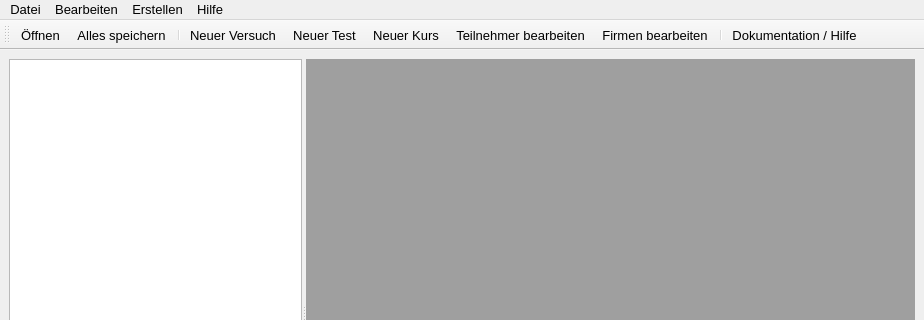
The window that gman/ui/main.ui (Whitie/noten-manager) describes before a commit, drawn with Qt 5; both pictures show x 0 to 924 and y 0 to 320 of the 924 by 600 pixel window.
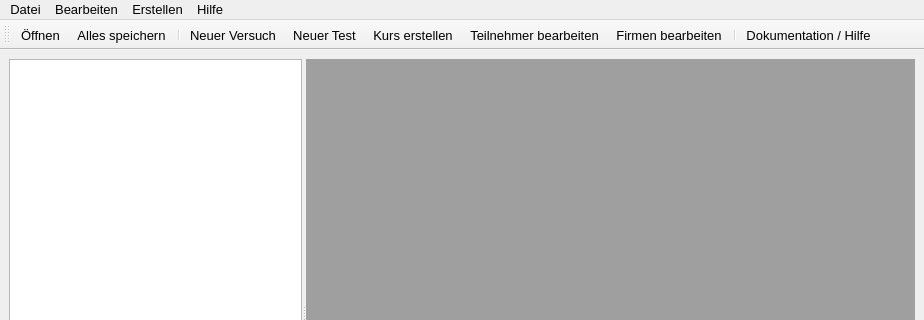
The same window after the commit. Icons and pictures are not drawn.

```diff
--- a/gman/ui/main.ui
+++ b/gman/ui/main.ui
@@ -192,7 +192,7 @@
      <normaloff>:/icons/course-new</normaloff>:/icons/course-new</iconset>
    </property>
    <property name="text">
-    <string>Neuer Kurs</string>
+    <string>Kurs erstellen</string>
    </property>
    <property name="toolTip">
     <string>Neuen Kurs erstellen</string>
```
Left out of the diff: 13 changed lines with no effect on the pictures.
